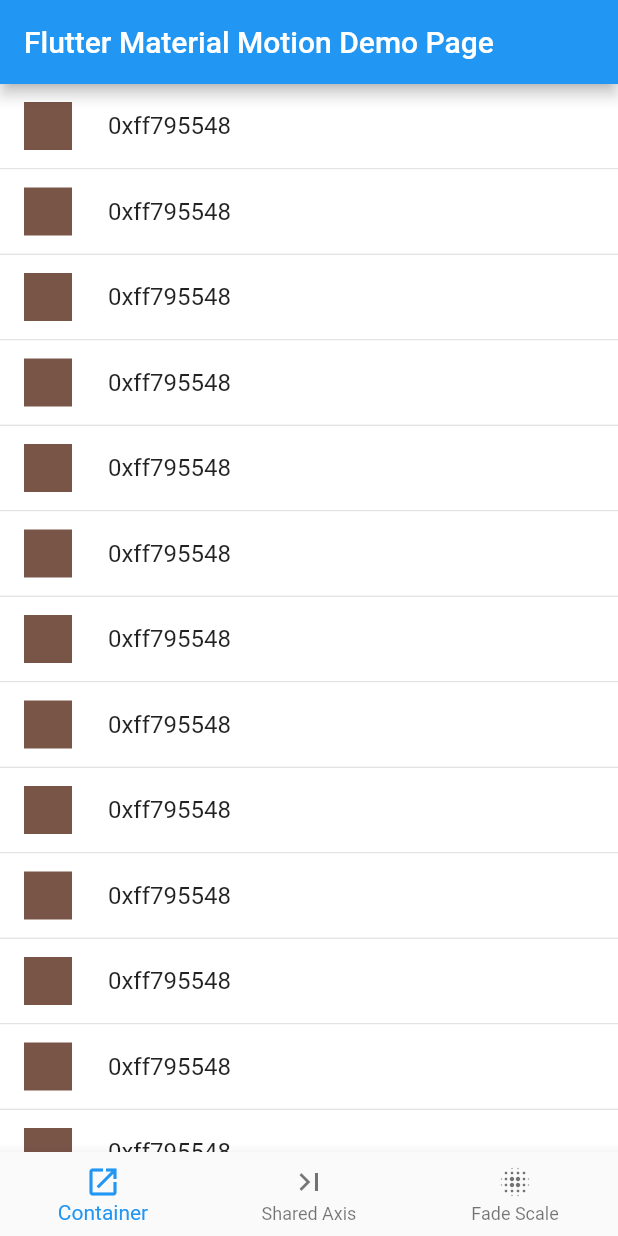
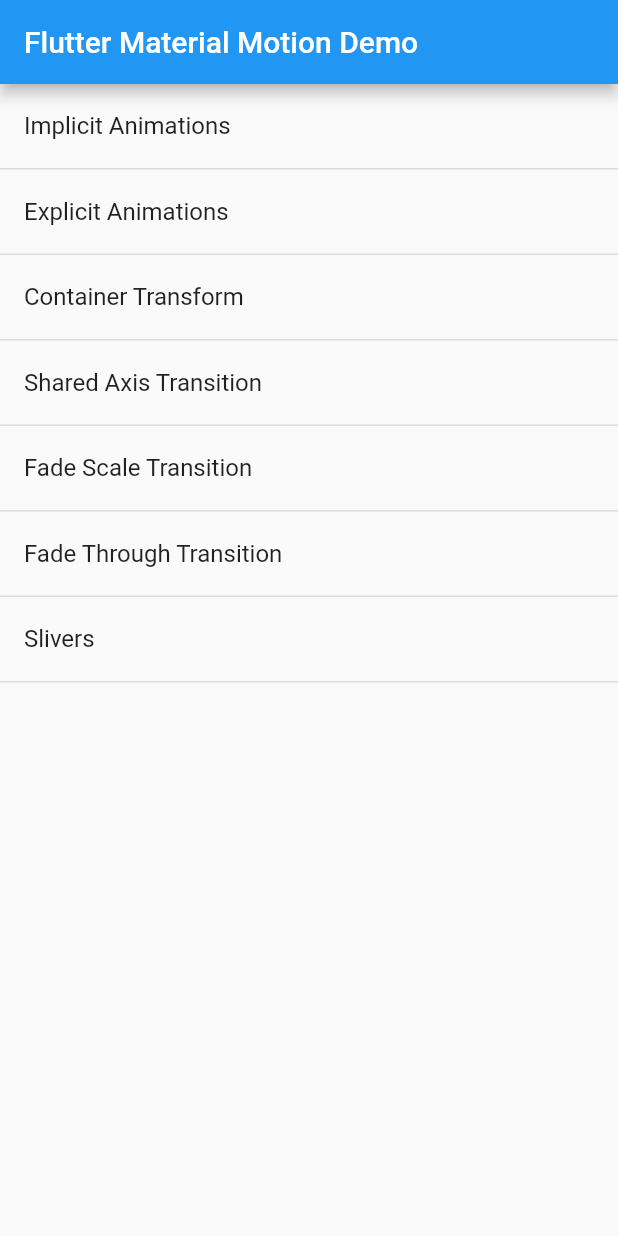
Before and after one commit to udos86/flutter-material-motion, a Flutter app: the screen it shows after launch, on a phone screen of 412 x 824 dp. Run offline on Flutter 3.47's test engine with Material 2 defaults, Android fonts, the phone set to English and light mode, and no system bars.

Commit message:
rearranges app

```diff
--- a/lib/container_transform.dart
+++ b/lib/container_transform.dart
@@ -3,10 +3,14 @@ import 'dart:math';
 import 'package:animations/animations.dart';
 import 'package:flutter/material.dart';
 
-class ContainerTransformWidget extends StatelessWidget {
+class ContainerTransformScreen extends StatelessWidget {
   @override
   Widget build(BuildContext context) {
-    return ListView.separated(
+    return Scaffold(
+      appBar: AppBar(
+        title: const Text('Container Transform Demo'),
+      ),
+      body: ListView.separated(
         itemCount: 25,
         separatorBuilder: (BuildContext context, int index) => Divider(
           height: 1,
@@ -44,6 +48,7 @@ class ContainerTransformWidget extends StatelessWidget {
             },
           );
         },
+      ),
     );
   }
 
--- a/lib/main.dart
+++ b/lib/main.dart
@@ -1,10 +1,11 @@
-import 'package:animations/animations.dart';
 import 'package:flutter/material.dart';
+import 'package:flutter_material_motion/explicit_animation.dart';
 import 'package:flutter_material_motion/fade_scale_transition.dart';
+import 'package:flutter_material_motion/implicit_animation.dart';
 import 'package:flutter_material_motion/shared_axis_transition.dart';
 import 'package:flutter_material_motion/slivers.dart';
-
 import 'container_transform.dart';
+import 'fade_through_transition.dart';
 
 void main() {
   runApp(App());
@@ -19,78 +20,80 @@ class App extends StatelessWidget {
         primarySwatch: Colors.blue,
         visualDensity: VisualDensity.adaptivePlatformDensity,
       ),
-      home: HomePage(title: 'Flutter Material Motion Demo Page'),
+      initialRoute: '/',
+      routes: {
+        '/': (context) => MainScreen(),
+        ...routes.fold({}, (map, route) {
+          map.putIfAbsent(route['path'], () => route['builder']);
+          return map;
+        }),
+      },
     );
   }
 }
 
-class HomePage extends StatefulWidget {
-  HomePage({Key key, this.title}) : super(key: key);
-
-  final String title;
-
-  @override
-  _HomePageState createState() => _HomePageState();
-}
-
-class _HomePageState extends State<HomePage> {
-  int _currentIndex = 0;
-
+class MainScreen extends StatelessWidget {
   @override
   Widget build(BuildContext context) {
     return Scaffold(
       appBar: AppBar(
-        title: Text(widget.title),
+        title: const Text('Flutter Material Motion Demo'),
       ),
-      body: PageTransitionSwitcher(
-        transitionBuilder: (
-          Widget child,
-          Animation<double> animation,
-          Animation<double> secondaryAnimation,
-        ) {
-          return FadeThroughTransition(
-            animation: animation,
-            secondaryAnimation: secondaryAnimation,
-            child: child,
-          );
-        },
-        child: _getBody(_currentIndex),
-      ),
-      bottomNavigationBar: BottomNavigationBar(
-        items: const [
-          BottomNavigationBarItem(
-            icon: Icon(Icons.open_in_new),
-            title: Text('Container'),
-          ),
-          BottomNavigationBarItem(
-            icon: Icon(Icons.last_page),
-            title: Text('Shared Axis'),
-          ),
-          BottomNavigationBarItem(
-            icon: Icon(Icons.blur_on),
-            title: Text('Fade Scale'),
-          ),
+      body: ListView(
+        children: [
+          for (final route in routes)
+            Column(
+              children: [
+                ListTile(
+                  title: Text(route['title']),
+                  onTap: () => Navigator.pushNamed(context, route['path']),
+                ),
+                Divider(
+                  thickness: 1.0,
+                  height: 1.0,
+                ),
+              ],
+            ),
         ],
-        currentIndex: _currentIndex,
-        onTap: (int index) {
-          setState(() {
-            _currentIndex = index;
-          });
-        },
       ),
     );
   }
+}
 
-  Widget _getBody(int index) {
-    switch (index) {
-      case 0:
-        return ContainerTransformWidget();
-      case 1:
-        return SharedAxisWidget();
-      case 2:
-        return FadeScaleWidget();
-      default:
-        throw Exception('Invalid index');
-    }
-  }
-}
+final routes = [
+  {
+    'path': '/implicit-animations',
+    'title': 'Implicit Animations',
+    'builder': (context) => ImplicitAnimationScreen(),
+  },
+  {
+    'path': '/explicit-animations',
+    'title': 'Explicit Animations',
+    'builder': (context) => ExplicitAnimationScreen(),
+  },
+  {
+    'path': '/container-transform',
+    'title': 'Container Transform',
+    'builder': (context) => ContainerTransformScreen(),
+  },
+  {
+    'path': '/shared-axis-transition',
+    'title': 'Shared Axis Transition',
+    'builder': (context) => SharedAxisTransitionScreen(),
+  },
+  {
+    'path': '/fade-scale-transition',
+    'title': 'Fade Scale Transition',
+    'builder': (context) => FadeScaleTransitionScreen(),
+  },
+  {
+    'path': '/fade-through-transition',
+    'title': 'Fade Through Transition',
+    'builder': (context) => FadeThroughTransitionScreen(),
+  },
+  {
+    'path': '/slivers',
+    'title': 'Slivers',
+    'builder': (context) => SliversScreen(),
+  },
+];
--- a/lib/slivers.dart
+++ b/lib/slivers.dart
@@ -2,7 +2,7 @@ import 'dart:math';
 
 import 'package:flutter/material.dart';
 
-class SliversWidget extends StatelessWidget {
+class SliversScreen extends StatelessWidget {
   @override
   Widget build(BuildContext context) {
     return Scaffold(
```
Also changed, not shown: lib/explicit_animation.dart (+13 -8 lines), lib/fade_scale_transition.dart (+10 -4 lines), lib/fade_through_transition.dart (added, +73 -0 lines), lib/implicit_animation.dart (added, +20 -0 lines), lib/shared_axis_transition.dart (+11 -4 lines). Lines whose indentation alone changed are shown as unchanged.
